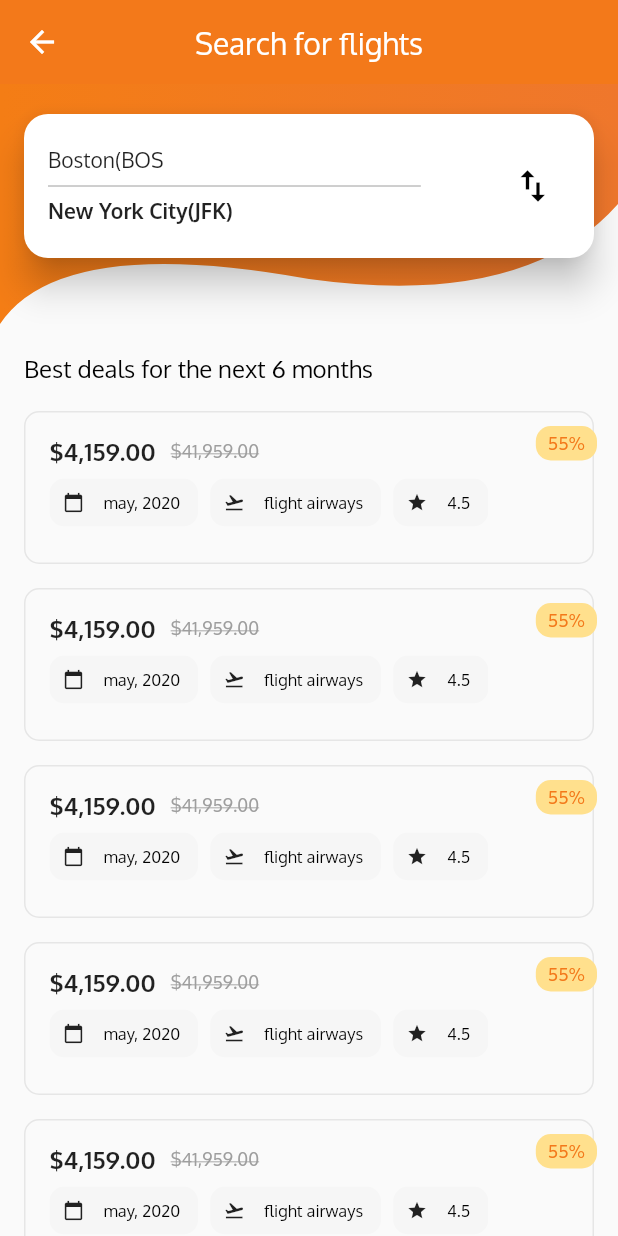
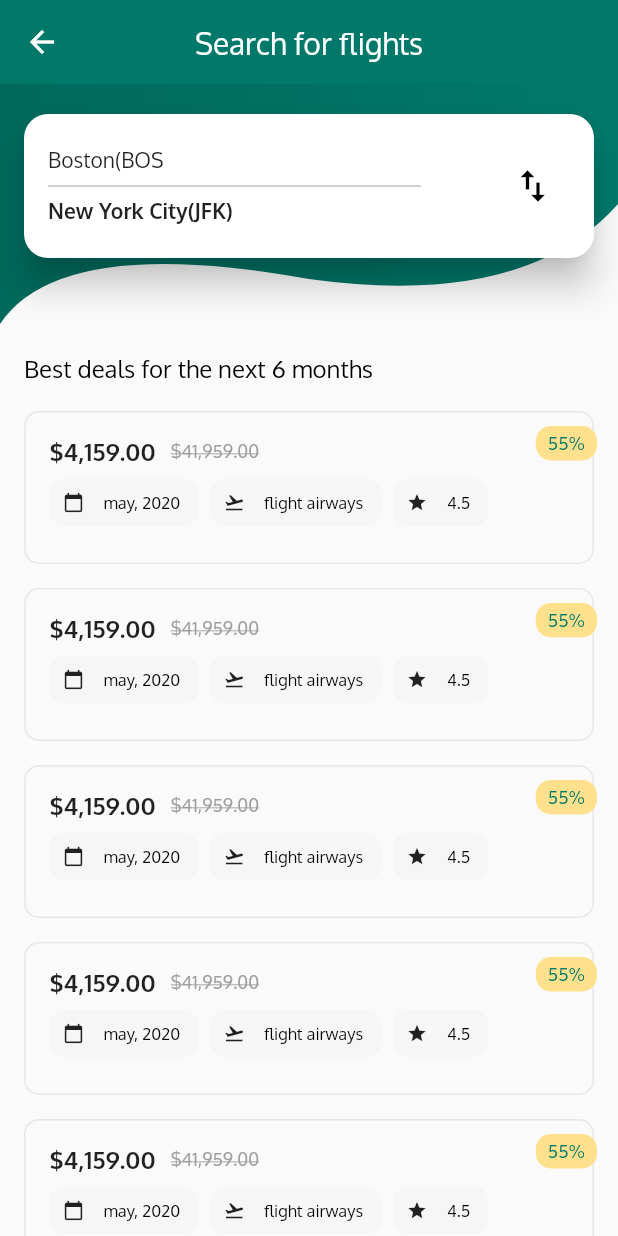
Before and after one commit to shiduu/flutter-Ui, a Flutter app: the FlightListScreen screen opened directly, on a phone screen of 412 x 824 dp. Run offline on Flutter 3.47's test engine with Material 2 defaults, Android fonts, the phone set to English and light mode, and no system bars.

Commit message:
added new line

```diff
--- a/lib/flight_list.dart
+++ b/lib/flight_list.dart
@@ -14,6 +14,7 @@ class FlightListScreen extends StatelessWidget {
     return Scaffold(
         appBar: AppBar(
           elevation: 0,
+          backgroundColor:Color(0XFF00796B),
           title: Text("Search for flights"),
           centerTitle: true,
           leading: InkWell(
--- a/lib/homescreen_container.dart
+++ b/lib/homescreen_container.dart
@@ -2,8 +2,8 @@ import 'package:flutter/material.dart';
 import 'package:frontend/customShape_clipper.dart';
 import 'package:frontend/flight_list.dart';
 
- Color firstColor = Color(0XFFF47D15);
-  Color secondColor = Color(0XFFEF772C);
+ Color firstColor = Color(0XFF00695C);
+  Color secondColor = Color(0XFF00796B);
 
   List<String> locations = [
     'Nairobi (NBI',
--- a/lib/main.dart
+++ b/lib/main.dart
@@ -18,7 +18,7 @@ void main() =>
 
 
   ThemeData appTheme = ThemeData(
-    primaryColor: Color(0xFFF3791A),
+    primaryColor: Color(0XFF00796B),
     fontFamily: 'Oxygen'
   );
 
```
